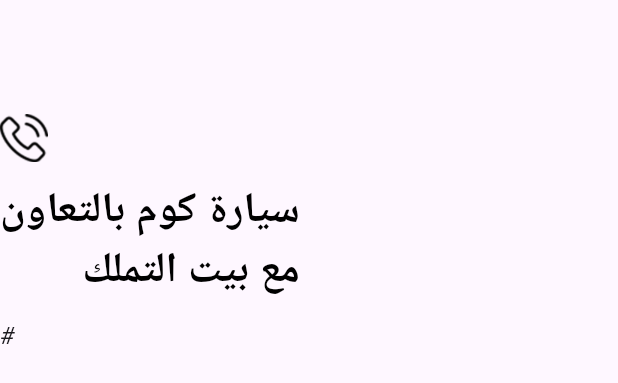
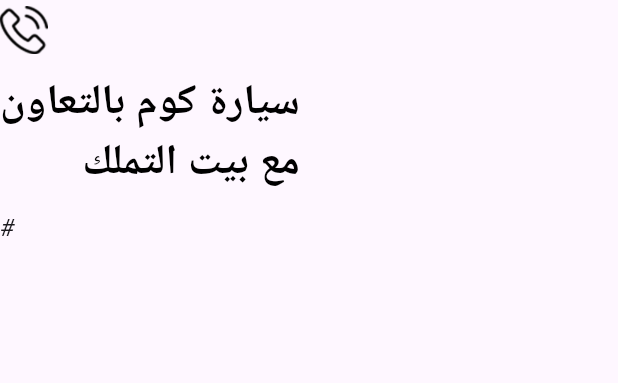
Before and after one commit to YahyaNashar22/tamallok_poster_tool, a Flutter app: the PosterFooter widget shown alone on an empty page, opened directly with empty values, on a phone screen of 412 x 824 dp. Shown: the top 383 px of the screen. Run offline on Flutter 3.47's test engine with Material 3 defaults, Android fonts, the phone set to English and light mode, and no system bars; our stand-ins replace file_picker, image_picker, sqflite, sqflite_common_ffi; missing offline and left inert: crop_your_image, excel; accounts and stored records are empty.

Commit message:
fixed dimensions for snap post and added Monda font

```diff
--- a/lib/widgets/poster_footer.dart
+++ b/lib/widgets/poster_footer.dart
@@ -7,9 +7,7 @@ class PosterFooter extends StatelessWidget {
 
   @override
   Widget build(BuildContext context) {
-    return Container(
-      margin: const EdgeInsets.only(top: 72),
-      child: Column(
+    return Column(
       crossAxisAlignment: CrossAxisAlignment.start,
       children: [
         Row(
@@ -24,10 +22,7 @@ class PosterFooter extends StatelessWidget {
             const SizedBox(width: 6),
             Text(
               poster['phone_number'] ?? '',
-                style: const TextStyle(
-                  fontSize: 28,
-                  fontWeight: FontWeight.bold,
-                ),
+              style: const TextStyle(fontSize: 28, fontWeight: FontWeight.bold),
             ),
           ],
         ),
@@ -49,7 +44,6 @@ class PosterFooter extends StatelessWidget {
           textAlign: TextAlign.end,
         ),
       ],
-      ),
     );
   }
 }
```
Also changed, not shown: lib/screens/poster_viewer_screen.dart (+8 -11 lines). Lines whose indentation alone changed are shown as unchanged.
